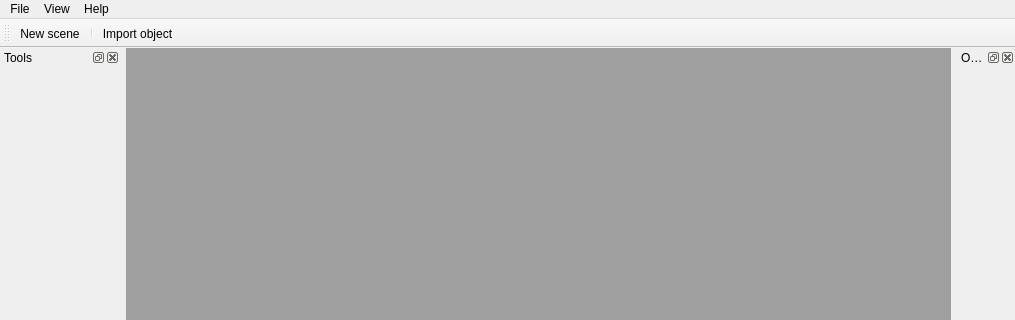
Qt form trunk/GUI/Workspace.ui (letienhung/3d-workspace) before a commit; both pictures show x 0 to 1015 and y 0 to 320 of the 1015 by 671 pixel window.
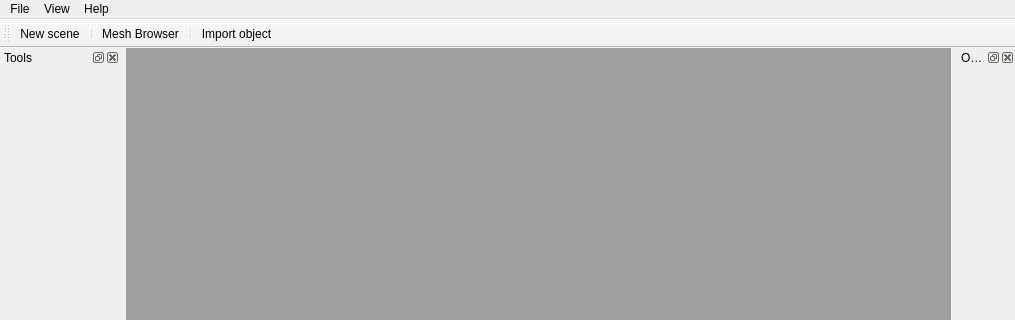
The same form after that commit. Icons and pictures are not drawn.

Commit message: MeshBrowser integrated.

Diff of the .ui file:
```diff
--- a/trunk/GUI/Workspace.ui
+++ b/trunk/GUI/Workspace.ui
@@ -85,6 +85,8 @@
    </attribute>
    <addaction name="actionNewScene"/>
    <addaction name="separator"/>
+   <addaction name="actionMeshBrowser"/>
+   <addaction name="separator"/>
    <addaction name="actionImportObject"/>
   </widget>
   <widget class="QDockWidget" name="leftDock">
@@ -155,6 +157,15 @@
     <string>Change camera projection</string>
    </property>
   </action>
+  <action name="actionMeshBrowser">
+   <property name="icon">
+    <iconset resource="../Workspace.qrc">
+     <normaloff>:/Workspace/Resources/icons/browse.ico</normaloff>:/Workspace/Resources/icons/browse.ico</iconset>
+   </property>
+   <property name="text">
+    <string>Mesh Browser</string>
+   </property>
+  </action>
  </widget>
  <layoutdefault spacing="6" margin="11"/>
  <resources>
```
The commit also changes 8 other files.
